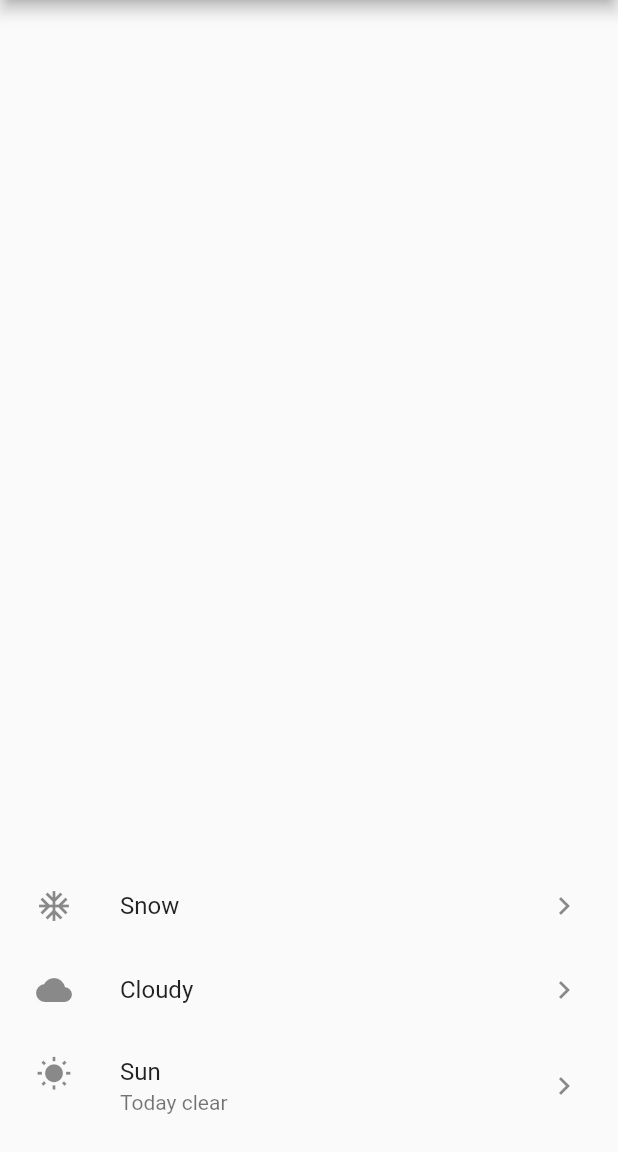
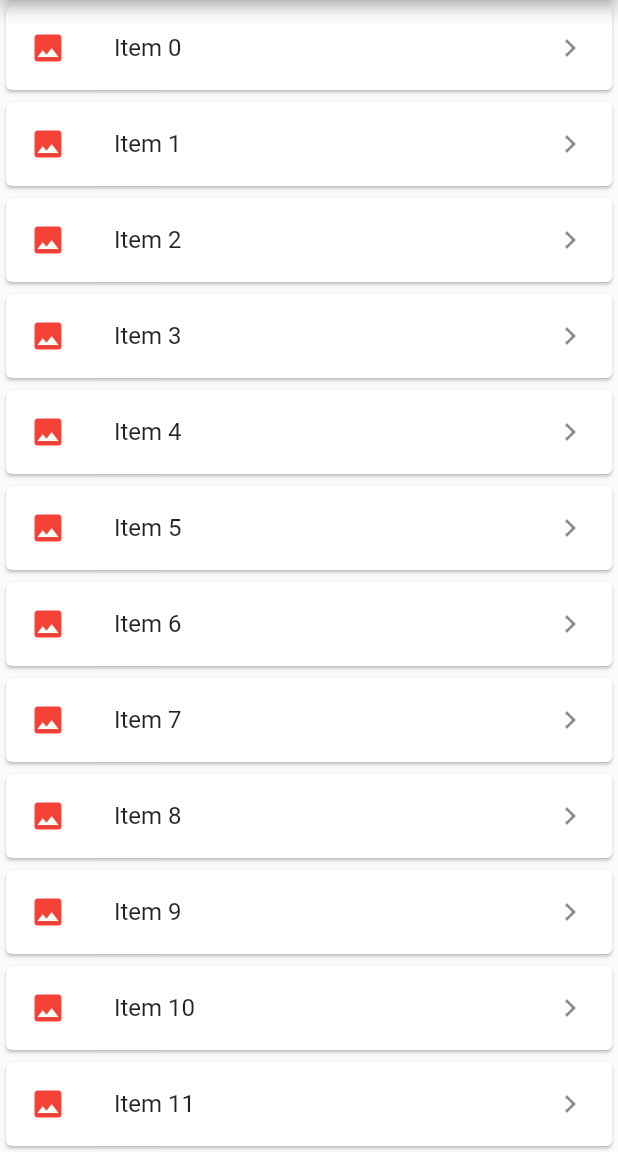
Before and after one commit to daxsis/flutter-test, a Flutter app: the screen it shows after launch, on a phone screen of 412 x 824 dp, the part 84-1236 px from its top. Run offline on Flutter 3.47's test engine with Material 2 defaults, Android fonts, the light colour scheme and no system bars.

Commit message:
dynamic list view

```diff
--- a/lib/main.dart
+++ b/lib/main.dart
@@ -30,28 +30,23 @@ class BodyListView extends StatelessWidget {
   }
 
   Widget _myListView() {
-    return ListView(
-      padding: const EdgeInsets.all(8),
-      // shrinkWrap: true, <-- too expensive because flutter has to recompute the whole list
-      // scrollDirection: Axis.horizontal,
-      // itemExtent: 300, // scroll axis size, will increase performance because flutter does need to calculate sizing
-      reverse: true,
-      children: const <Widget>[
-        ListTile(
-          title: Text("Sun"),
-          subtitle: Text("Today clear"),
-          leading: Icon(Icons.wb_sunny),
-          trailing: Icon(Icons.keyboard_arrow_right),
-        ),
-        ListTile(
-            title: Text("Cloudy"),
-            leading: Icon(Icons.wb_cloudy),
-            trailing: Icon(Icons.keyboard_arrow_right)),
-        ListTile(
-            title: Text("Snow"),
-            leading: Icon(Icons.ac_unit),
-            trailing: Icon(Icons.keyboard_arrow_right)),
-      ],
+    final List<String> items =
+        List<String>.generate(10000, (index) => 'Item $index');
+
+    return ListView.builder(
+      itemCount: items.length,
+      itemBuilder: (context, index) {
+        return Card(
+          child: ListTile(
+            title: Text(items[index]),
+            leading: const Icon(
+              Icons.insert_photo,
+              color: Colors.red,
+            ),
+            trailing: const Icon(Icons.keyboard_arrow_right),
+          ),
+        );
+      },
     );
   }
 }
```
